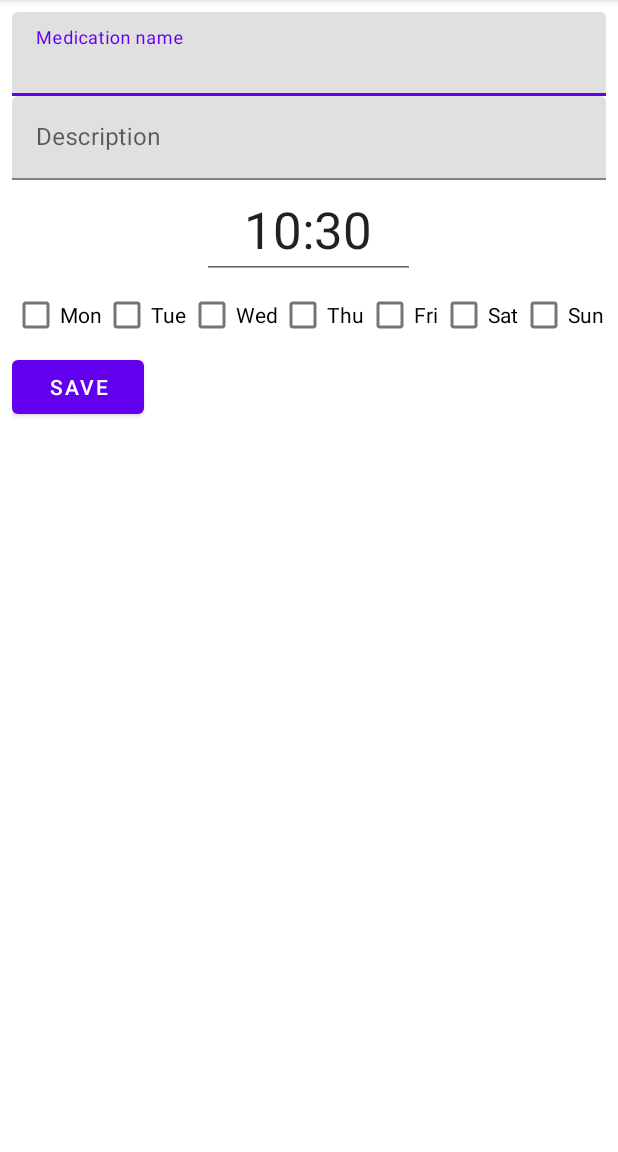
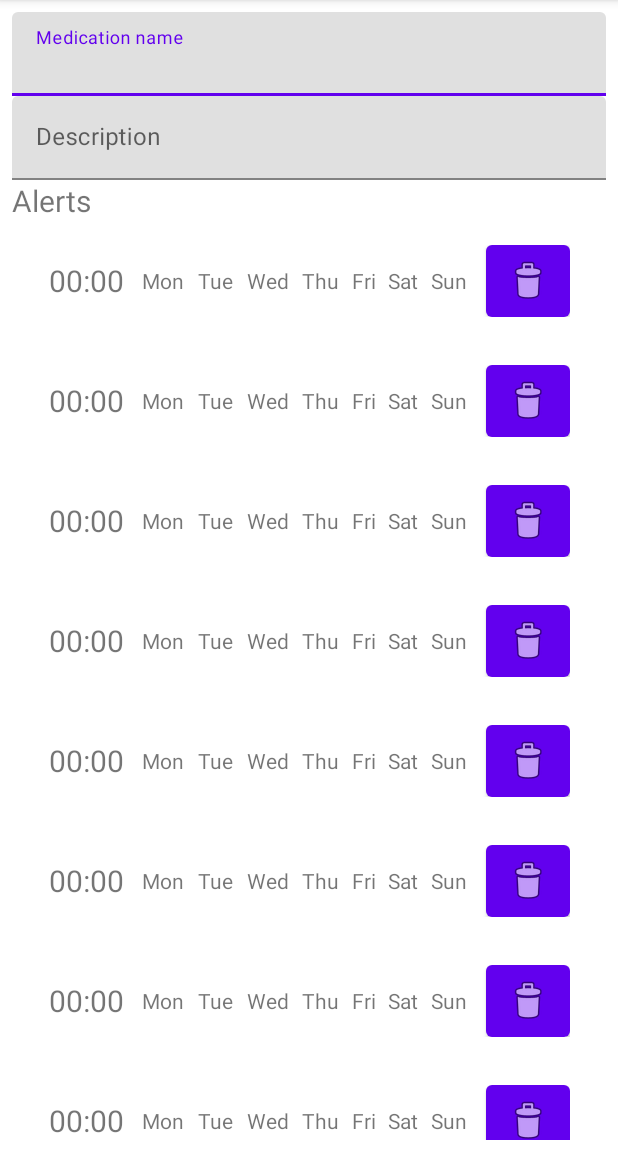
Before and after one commit to eco3/Medify, an Android app: the screen it shows after launch (MedicationEditActivity), after a tap on "TODO", on a phone screen of 412 x 824 dp, the part 84-1236 px from its top. Run offline under Robolectric (Android 15) with nearby library versions, the phone set to English and light mode, and no system bars; our stand-ins replace Room's generated code.

Commit message:
added RecyclerView for Alerts

```diff
--- a/app/src/main/java/de/mobilecomputing/ekrememre/medify/MedicationEditActivity.java
+++ b/app/src/main/java/de/mobilecomputing/ekrememre/medify/MedicationEditActivity.java
@@ -1,6 +1,8 @@
 package de.mobilecomputing.ekrememre.medify;
 
 import androidx.appcompat.app.AppCompatActivity;
+import androidx.recyclerview.widget.LinearLayoutManager;
+import androidx.recyclerview.widget.RecyclerView;
 
 import android.annotation.SuppressLint;
 import android.app.TimePickerDialog;
@@ -14,8 +16,11 @@ import android.widget.EditText;
 
 import java.util.ArrayList;
 import java.util.Date;
+import java.util.List;
 
+import de.mobilecomputing.ekrememre.medify.entities.AlertTimestamp;
 import de.mobilecomputing.ekrememre.medify.entities.Medication;
+import de.mobilecomputing.ekrememre.medify.recyclerviews.AlertsViewAdapter;
 
 public class MedicationEditActivity extends AppCompatActivity {
     private static final String TAG = "MedicationEditActivity";
@@ -33,7 +38,9 @@ public class MedicationEditActivity extends AppCompatActivity {
     public CheckBox msaturdayCheckbox;
     public CheckBox msundayCheckbox;
 
-    @SuppressLint("DefaultLocale")
+    public RecyclerView malertRecyclerview;
+    public AlertsViewAdapter malertsViewAdapter;
+
     @Override
     protected void onCreate(Bundle savedInstanceState) {
         super.onCreate(savedInstanceState);
@@ -48,34 +55,62 @@ public class MedicationEditActivity extends AppCompatActivity {
 
         mnameEditText = (EditText) findViewById(R.id.name_editText);
         mdescriptionEditText = (EditText) findViewById(R.id.description_editText);
-        mtimeEditText = (EditText) findViewById(R.id.time_editText);
+//        mtimeEditText = (EditText) findViewById(R.id.time_editText);
+//
+//        mmondayCheckbox = (CheckBox) findViewById(R.id.monday_checkBox);
+//        mtuesdasCheckbox = (CheckBox) findViewById(R.id.tuesday_checkBox);
+//        mwednesdayCheckbox = (CheckBox) findViewById(R.id.wednesday_checkBox);
+//        mthursdayCheckbox = (CheckBox) findViewById(R.id.thursday_checkBox);
+//        mfridayCheckbox = (CheckBox) findViewById(R.id.friday_checkBox);
+//        msaturdayCheckbox = (CheckBox) findViewById(R.id.saturday_checkBox);
+//        msundayCheckbox = (CheckBox) findViewById(R.id.sunday_checkBox);
+//
+//        if (requestCode == MainActivity.ADD_MEDICATION_REQUEST_CODE) {
+//            int currentHour = Calendar.getInstance().get(Calendar.HOUR_OF_DAY);
+//            int currentMinute = Calendar.getInstance().get(Calendar.MINUTE);
+//
+//            mtimeEditText.setText(String.format("%02d:%02d", currentHour, currentMinute));
+//        }
+//
+//        mtimeEditText.setOnClickListener(v -> {
+//            int currentHour = Calendar.getInstance().get(Calendar.HOUR_OF_DAY);
+//            int currentMinute = Calendar.getInstance().get(Calendar.MINUTE);
+//
+//            TimePickerDialog mTimePicker;
+//            mTimePicker = new TimePickerDialog(this,
+//                    (timePicker, selectedHour, selectedMinute) -> mtimeEditText.setText(String.format("%02d:%02d", selectedHour, selectedMinute)),
+//                    currentHour, currentMinute, true);
+//
+//            mTimePicker.show();
+//        });
 
-        mmondayCheckbox = (CheckBox) findViewById(R.id.monday_checkBox);
-        mtuesdasCheckbox = (CheckBox) findViewById(R.id.tuesday_checkBox);
-        mwednesdayCheckbox = (CheckBox) findViewById(R.id.wednesday_checkBox);
-        mthursdayCheckbox = (CheckBox) findViewById(R.id.thursday_checkBox);
-        mfridayCheckbox = (CheckBox) findViewById(R.id.friday_checkBox);
-        msaturdayCheckbox = (CheckBox) findViewById(R.id.saturday_checkBox);
-        msundayCheckbox = (CheckBox) findViewById(R.id.sunday_checkBox);
+        List<AlertTimestamp> alertTimestamps = new ArrayList<>();
+        alertTimestamps.add(new AlertTimestamp());
+        alertTimestamps.add(new AlertTimestamp());
+        alertTimestamps.add(new AlertTimestamp());
+        alertTimestamps.add(new AlertTimestamp());
+        alertTimestamps.add(new AlertTimestamp());
+        alertTimestamps.add(new AlertTimestamp());
+        alertTimestamps.add(new AlertTimestamp());
+        alertTimestamps.add(new AlertTimestamp());
+        alertTimestamps.add(new AlertTimestamp());
+        alertTimestamps.add(new AlertTimestamp());
+        alertTimestamps.add(new AlertTimestamp());
+        alertTimestamps.add(new AlertTimestamp());
+        alertTimestamps.add(new AlertTimestamp());
+        alertTimestamps.add(new AlertTimestamp());
+        alertTimestamps.add(new AlertTimestamp());
+        alertTimestamps.add(new AlertTimestamp());
+        alertTimestamps.add(new AlertTimestamp());
+        alertTimestamps.add(new AlertTimestamp());
+        alertTimestamps.add(new AlertTimestamp());
 
-        if (requestCode == MainActivity.ADD_MEDICATION_REQUEST_CODE) {
-            int currentHour = Calendar.getInstance().get(Calendar.HOUR_OF_DAY);
-            int currentMinute = Calendar.getInstance().get(Calendar.MINUTE);
+        malertsViewAdapter = new AlertsViewAdapter(alertTimestamps);
 
-            mtimeEditText.setText(String.format("%02d:%02d", currentHour, currentMinute));
-        }
-
-        mtimeEditText.setOnClickListener(v -> {
-            int currentHour = Calendar.getInstance().get(Calendar.HOUR_OF_DAY);
-            int currentMinute = Calendar.getInstance().get(Calendar.MINUTE);
-
-            TimePickerDialog mTimePicker;
-            mTimePicker = new TimePickerDialog(this,
-                    (timePicker, selectedHour, selectedMinute) -> mtimeEditText.setText(String.format("%02d:%02d", selectedHour, selectedMinute)),
-                    currentHour, currentMinute, true);
-
-            mTimePicker.show();
-        });
+        malertRecyclerview = (RecyclerView) findViewById(R.id.alert_recyclerview);
+//        malertRecyclerview.setHasFixedSize(true);
+        malertRecyclerview.setLayoutManager(new LinearLayoutManager(this));
+        malertRecyclerview.setAdapter(malertsViewAdapter);
     }
 
     public void onSaveMedication(View view) {
--- /dev/null
+++ b/app/src/main/java/de/mobilecomputing/ekrememre/medify/recyclerviews/AlertsViewAdapter.java
@@ -0,0 +1,58 @@
+package de.mobilecomputing.ekrememre.medify.recyclerviews;
+
+import android.util.Log;
+import android.view.LayoutInflater;
+import android.view.View;
+import android.view.ViewGroup;
+import android.widget.TextView;
+
+import androidx.annotation.NonNull;
+import androidx.recyclerview.widget.RecyclerView;
+
+import java.util.List;
+
+import de.mobilecomputing.ekrememre.medify.R;
+import de.mobilecomputing.ekrememre.medify.entities.AlertTimestamp;
+
+public class AlertsViewAdapter extends RecyclerView.Adapter<AlertsViewAdapter.ViewHolder> {
+    private static final String TAG = "AlertsViewAdapter";
+
+    public static class ViewHolder extends RecyclerView.ViewHolder {
+        private final TextView alerttimeLabel;
+
+        public ViewHolder(View view) {
+            super(view);
+
+            alerttimeLabel = (TextView) view.findViewById(R.id.alerttimeLabel);
+        }
+
+        public TextView getAlerttimeLabel() {
+            return alerttimeLabel;
+        }
+    }
+
+    private final List<AlertTimestamp> alertTimestamps;
+
+    public AlertsViewAdapter(List<AlertTimestamp> alertTimestamps){
+        this.alertTimestamps = alertTimestamps;
+    }
+
+    @NonNull
+    @Override
+    public AlertsViewAdapter.ViewHolder onCreateViewHolder(@NonNull ViewGroup viewGroup, int viewType) {
+        View v = LayoutInflater.from(viewGroup.getContext())
+                .inflate(R.layout.alerttime_item, viewGroup, false);
+
+        return new ViewHolder(v);
+    }
+
+    @Override
+    public void onBindViewHolder(@NonNull AlertsViewAdapter.ViewHolder holder, int position) {
+        Log.d(TAG, "onBindViewHolder: pos " + position);
+    }
+
+    @Override
+    public int getItemCount() {
+        return alertTimestamps.size();
+    }
+}
--- a/app/src/main/res/layout/activity_medication_edit.xml
+++ b/app/src/main/res/layout/activity_medication_edit.xml
@@ -44,97 +44,25 @@
                 android:hint="@string/hint_description" />
         </com.google.android.material.textfield.TextInputLayout>
 
-        <LinearLayout
+        <TextView
+            android:id="@+id/alertLabel"
             android:layout_width="match_parent"
             android:layout_height="wrap_content"
-            android:orientation="horizontal">
+            android:text="@string/alerts"
+            android:textSize="20sp" />
 
-            <Space
-                android:layout_width="wrap_content"
-                android:layout_height="wrap_content"
-                android:layout_weight="@dimen/spacer" />
-
-            <EditText
-                android:id="@+id/time_editText"
-                android:layout_width="wrap_content"
-                android:layout_height="wrap_content"
-                android:layout_weight="1"
-                android:ems="2"
-                android:inputType="time"
-                android:minHeight="48dp"
-                android:text="00:00"
-                android:focusable="false"
-                android:textAlignment="center"
-                android:textSize="34sp"
-                tools:ignore="SpeakableTextPresentCheck" />
-
-            <Space
-                android:layout_width="wrap_content"
-                android:layout_height="wrap_content"
-                android:layout_weight="@dimen/spacer" />
-        </LinearLayout>
-
-        <LinearLayout
+        <androidx.recyclerview.widget.RecyclerView
+            android:id="@+id/alert_recyclerview"
             android:layout_width="match_parent"
-            android:layout_height="wrap_content"
-            android:orientation="horizontal">
-
-            <CheckBox
-                android:id="@+id/monday_checkBox"
-                android:layout_width="wrap_content"
-                android:layout_height="wrap_content"
-                android:layout_weight="1"
-                android:text="@string/weekday_monday" />
-
-            <CheckBox
-                android:id="@+id/tuesday_checkBox"
-                android:layout_width="wrap_content"
-                android:layout_height="wrap_content"
-                android:layout_weight="1"
-                android:text="@string/weekday_tuesday" />
-
-            <CheckBox
-                android:id="@+id/wednesday_checkBox"
-                android:layout_width="wrap_content"
-                android:layout_height="wrap_content"
-                android:layout_weight="1"
-                android:text="@string/weekday_wednesday" />
-
-            <CheckBox
-                android:id="@+id/thursday_checkBox"
-                android:layout_width="wrap_content"
-                android:layout_height="wrap_content"
-                android:layout_weight="1"
-                android:text="@string/weekday_thursday" />
-
-            <CheckBox
-                android:id="@+id/friday_checkBox"
-                android:layout_width="wrap_content"
-                android:layout_height="wrap_content"
-                android:layout_weight="1"
-                android:text="@string/weekday_friday" />
-
-            <CheckBox
-                android:id="@+id/saturday_checkBox"
-                android:layout_width="wrap_content"
-                android:layout_height="wrap_content"
-                android:layout_weight="1"
-                android:text="@string/weekday_saturday" />
-
-            <CheckBox
-                android:id="@+id/sunday_checkBox"
-                android:layout_width="wrap_content"
-                android:layout_height="wrap_content"
-                android:layout_weight="1"
-                android:text="@string/weekday_sunday" />
-        </LinearLayout>
+            android:layout_height="match_parent" />
 
         <Button
-            android:id="@+id/button"
+            android:id="@+id/save_medication_button"
             android:layout_width="wrap_content"
             android:layout_height="wrap_content"
             android:onClick="onSaveMedication"
             android:text="@string/save" />
+
     </LinearLayout>
 
 </androidx.constraintlayout.widget.ConstraintLayout>
--- /dev/null
+++ b/app/src/main/res/layout/alerttime_item.xml
@@ -0,0 +1,103 @@
+<androidx.constraintlayout.widget.ConstraintLayout xmlns:android="http://schemas.android.com/apk/res/android"
+    xmlns:app="http://schemas.android.com/apk/res-auto"
+    xmlns:tools="http://schemas.android.com/tools"
+    android:layout_width="match_parent"
+    android:layout_height="?android:attr/listPreferredItemHeightLarge">
+
+    <RelativeLayout
+        android:layout_width="wrap_content"
+        android:layout_height="wrap_content"
+        app:layout_constraintBottom_toBottomOf="parent"
+        app:layout_constraintEnd_toEndOf="parent"
+        app:layout_constraintStart_toStartOf="parent"
+        app:layout_constraintTop_toTopOf="parent">
+
+        <TextView
+            android:id="@+id/alerttimeLabel"
+            android:layout_width="wrap_content"
+            android:layout_height="wrap_content"
+            android:layout_centerVertical="true"
+            android:text="00:00"
+            android:textSize="20sp" />
+
+        <LinearLayout
+            android:id="@+id/weekday_labels"
+            android:layout_width="225dp"
+            android:layout_height="wrap_content"
+            android:layout_centerVertical="true"
+            android:layout_marginStart="8dp"
+            android:layout_toEndOf="@id/alerttimeLabel"
+            android:orientation="horizontal">
+
+            <TextView
+                android:id="@+id/monday_label"
+                android:layout_width="wrap_content"
+                android:layout_height="match_parent"
+                android:layout_weight="1"
+                android:text="@string/weekday_monday"
+                android:textAlignment="center" />
+
+            <TextView
+                android:id="@+id/tuesday_label"
+                android:layout_width="wrap_content"
+                android:layout_height="match_parent"
+                android:layout_weight="1"
+                android:text="@string/weekday_tuesday"
+                android:textAlignment="center" />
+
+            <TextView
+                android:id="@+id/wednesday_label"
+                android:layout_width="wrap_content"
+                android:layout_height="match_parent"
+                android:layout_weight="1"
+                android:text="@string/weekday_wednesday"
+                android:textAlignment="center" />
+
+            <TextView
+                android:id="@+id/thursday_label"
+                android:layout_width="wrap_content"
+                android:layout_height="match_parent"
+                android:layout_weight="1"
+                android:text="@string/weekday_thursday"
+                android:textAlignment="center" />
+
+            <TextView
+                android:id="@+id/friday_label"
+                android:layout_width="wrap_content"
+                android:layout_height="match_parent"
+                android:layout_weight="1"
+                android:text="@string/weekday_friday"
+                android:textAlignment="center" />
+
+            <TextView
+                android:id="@+id/saturday_label"
+                android:layout_width="wrap_content"
+                android:layout_height="match_parent"
+                android:layout_weight="1"
+                android:text="@string/weekday_saturday"
+                android:textAlignment="center" />
+
+            <TextView
+                android:id="@+id/sunday_label"
+                android:layout_width="wrap_content"
+                android:layout_height="match_parent"
+                android:layout_weight="1"
+                android:text="@string/weekday_sunday"
+                android:textAlignment="center" />
+        </LinearLayout>
+
+        <Button
+            android:id="@+id/delete_alert_button"
+            style="@style/ToggleButtonWithIconOnly"
+            android:layout_width="wrap_content"
+            android:layout_height="wrap_content"
+            android:layout_centerVertical="true"
+            android:layout_marginStart="8dp"
+            android:layout_toEndOf="@id/weekday_labels"
+            app:icon="@android:drawable/ic_menu_delete"
+            app:iconTintMode="multiply"
+            tools:ignore="SpeakableTextPresentCheck" />
+
+    </RelativeLayout>
+
+</androidx.constraintlayout.widget.ConstraintLayout>
--- a/app/src/main/res/values/strings.xml
+++ b/app/src/main/res/values/strings.xml
@@ -3,6 +3,7 @@
 
     <string name="hint_name">Medication name</string>
     <string name="hint_description">Description</string>
+    <string name="alerts">Alerts</string>
 
     <string name="save">Save</string>
     <string name="edit">Edit</string>
--- a/app/src/main/res/values/themes.xml
+++ b/app/src/main/res/values/themes.xml
@@ -13,4 +13,14 @@
         <item name="android:statusBarColor" tools:targetApi="l">?attr/colorPrimaryVariant</item>
         <!-- Customize your theme here. -->
     </style>
+
+    <style name="ToggleButtonWithIconOnly" parent="Widget.MaterialComponents.Button">
+        <item name="iconPadding">0dp</item>
+        <item name="android:insetTop">0dp</item>
+        <item name="android:insetBottom">0dp</item>
+        <item name="android:paddingLeft">12dp</item>
+        <item name="android:paddingRight">12dp</item>
+        <item name="android:minWidth">48dp</item>
+        <item name="android:minHeight">48dp</item>
+    </style>
 </resources>
```
